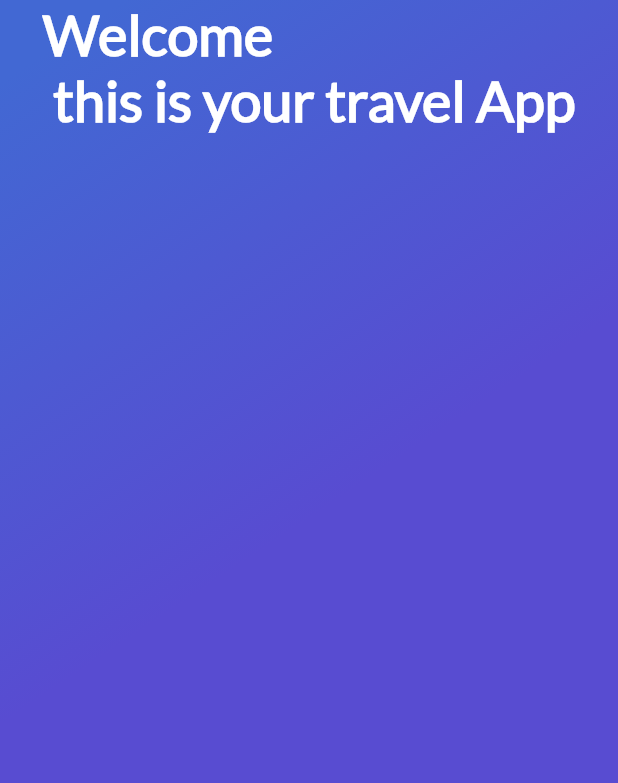
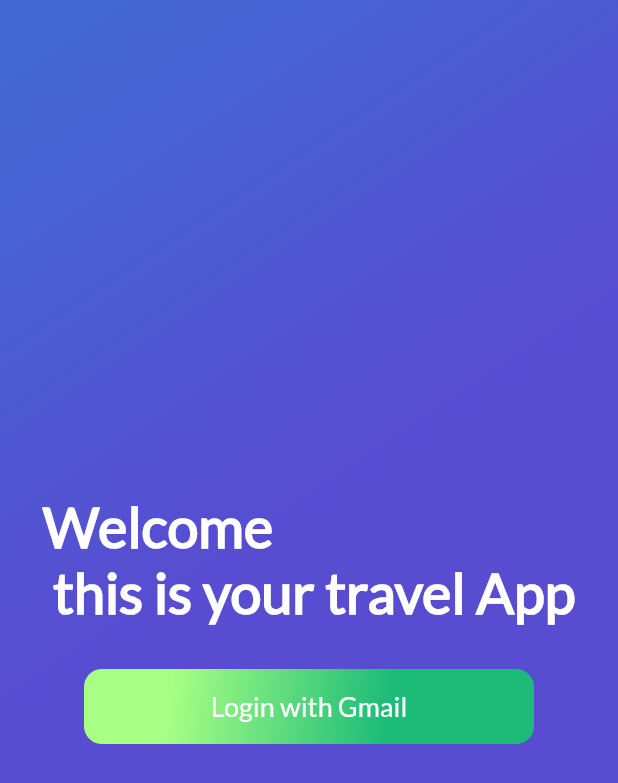
Before and after one commit to johnaagudelo0820/trips-app, a Flutter app: the screen it shows after launch, on a phone screen of 412 x 824 dp. Shown: the top 783 px of the screen. Run offline on Flutter 3.47's test engine with Material 2 defaults, Android fonts, the phone set to English and light mode, and no system bars; missing offline and left inert: generic_bloc_provider.

Commit message:
feat(SignIn): create general signin button

```diff
--- a/lib/User/ui/screens/sign_in_screen.dart
+++ b/lib/User/ui/screens/sign_in_screen.dart
@@ -1,6 +1,7 @@
 import 'package:flutter/material.dart';
 
 import 'package:tripsapp/widgets/gradient_back.dart';
+import 'package:tripsapp/widgets/button_green.dart';
 
 class SignInScreen extends StatefulWidget {
   @override
@@ -24,6 +25,7 @@ class _SignInScreen extends State<SignInScreen> {
         children: <Widget>[
           GradientBack("", null),
           Column(
+            mainAxisAlignment: MainAxisAlignment.center,
             children: <Widget>[
               Text(
                 "Welcome \n this is your travel App",
@@ -32,7 +34,12 @@ class _SignInScreen extends State<SignInScreen> {
                     fontFamily: "Lato",
                     color: Colors.white,
                     fontWeight: FontWeight.bold),
-              )
+              ),
+              ButtonGreen(
+                  width: 300,
+                  height: 50,
+                  onPressed: () {},
+                  text: 'Login with Gmail'),
             ],
           )
         ],
--- /dev/null
+++ b/lib/widgets/button_green.dart
@@ -0,0 +1,51 @@
+import 'package:flutter/material.dart';
+
+class ButtonGreen extends StatefulWidget {
+  final String text;
+  double width = 0.0;
+  double height = 0.0;
+  final VoidCallback onPressed;
+
+  ButtonGreen(
+      {Key key,
+      @required this.text,
+      @required this.onPressed,
+      this.width,
+      this.height});
+
+  @override
+  State<StatefulWidget> createState() {
+    // TODO: implement createState
+    return _ButtonGreen();
+  }
+}
+
+class _ButtonGreen extends State<ButtonGreen> {
+  @override
+  Widget build(BuildContext context) {
+    // TODO: implement build
+    return InkWell(
+      onTap: widget.onPressed,
+      child: Container(
+        margin: EdgeInsets.only(top: 30.0, left: 20.0, right: 20.0),
+        height: widget.height,
+        width: widget.width,
+        decoration: BoxDecoration(
+            borderRadius: BorderRadius.circular(12.0),
+            gradient: LinearGradient(
+                colors: [Color(0xFFa7ff84), Color(0xFF1cbb78)],
+                begin: FractionalOffset(0.2, 0.0),
+                end: FractionalOffset(1.0, 0.6),
+                stops: [0.0, 0.6],
+                tileMode: TileMode.clamp)),
+        child: Center(
+          child: Text(
+            widget.text,
+            style: TextStyle(
+                fontSize: 18.0, fontFamily: "Lato", color: Colors.white),
+          ),
+        ),
+      ),
+    );
+  }
+}
```
